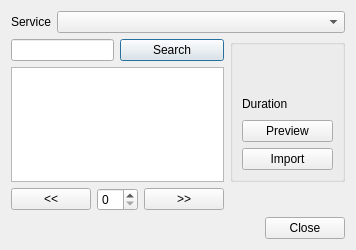
Before: the Qt Designer form src/widgets/freesound_ui.ui in KDE/kdenlive, drawn with Qt 5.
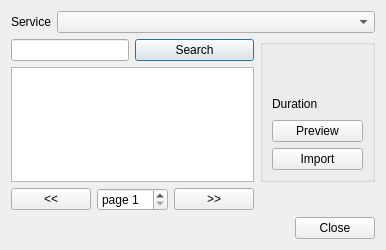
After: the same form once the commit is applied. Custom widgets are drawn as their Qt base class.

Commit message: Fix online resources page browsing

Patch:
```diff
--- a/src/widgets/freesound_ui.ui
+++ b/src/widgets/freesound_ui.ui
@@ -6,8 +6,8 @@
    <rect>
     <x>0</x>
     <y>0</y>
-    <width>250</width>
-    <height>227</height>
+    <width>360</width>
+    <height>229</height>
    </rect>
   </property>
   <property name="windowTitle">
@@ -173,6 +173,12 @@
        <verstretch>0</verstretch>
       </sizepolicy>
      </property>
+     <property name="prefix">
+      <string>page </string>
+     </property>
+     <property name="minimum">
+      <number>1</number>
+     </property>
     </widget>
    </item>
    <item row="3" column="3">
@@ -188,14 +194,16 @@
      </property>
     </widget>
    </item>
-   <item row="4" column="0" colspan="4">
+   <item row="4" column="0" colspan="5">
+    <layout class="QHBoxLayout" name="horizontalLayout_2">
+     <item>
     <widget class="QLabel" name="search_info">
      <property name="text">
       <string/>
      </property>
     </widget>
    </item>
-   <item row="4" column="4">
+     <item>
     <widget class="QDialogButtonBox" name="ButtonBox">
      <property name="orientation">
       <enum>Qt::Horizontal</enum>
@@ -204,6 +212,8 @@
       <set>QDialogButtonBox::Close</set>
      </property>
     </widget>
+     </item>
+    </layout>
    </item>
   </layout>
  </widget>
```
Lines whose indentation alone changed are shown as unchanged. The commit also changes 2 other files.
